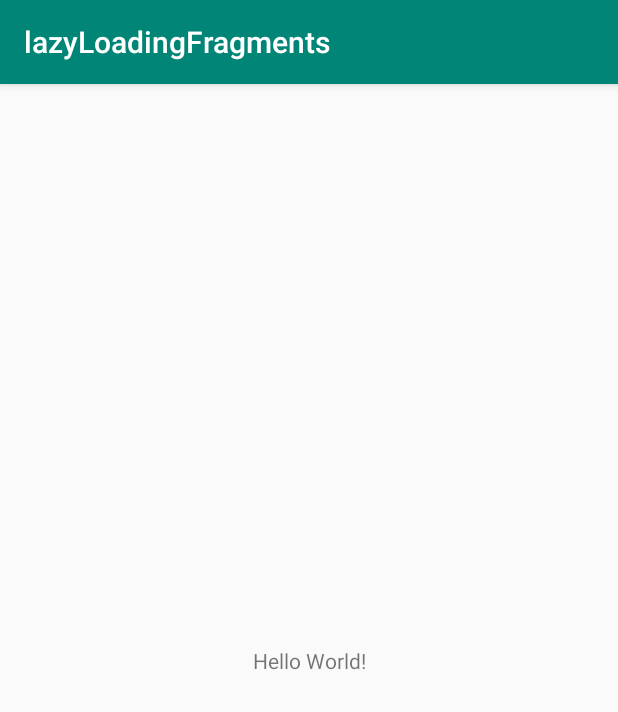
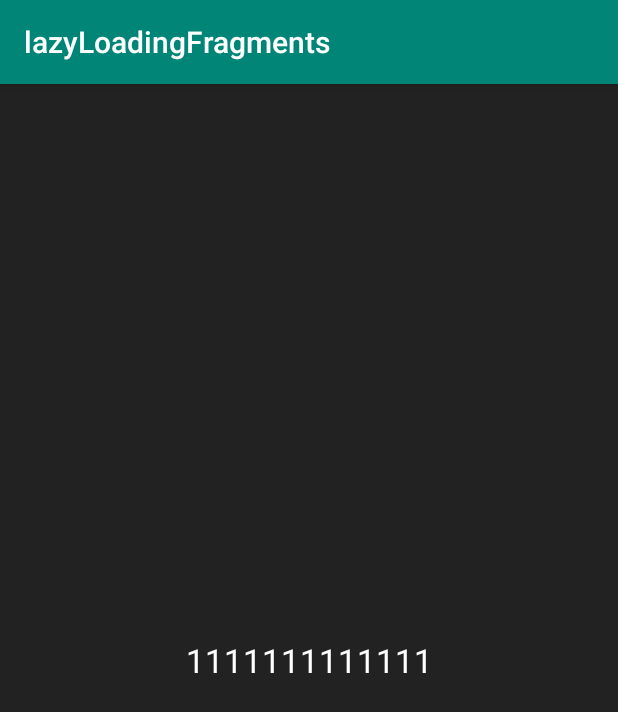
Before and after one commit to 13217300237/ViewPagerKeng, an Android app: the screen it shows after launch (MainActivity), on a phone screen of 412 x 824 dp. Shown: the top 712 px of the screen. Run offline under Robolectric (Android 15) with nearby library versions, the phone set to English and light mode, and no system bars.

Commit message:
增加FragmentPagerAdapter

```diff
--- /dev/null
+++ b/lazyloadingfragments/src/main/java/study/hank/com/lazyloadingfragments/BaseFragment.java
@@ -0,0 +1,70 @@
+package study.hank.com.lazyloadingfragments;
+
+import android.content.Context;
+import android.os.Bundle;
+import android.support.annotation.NonNull;
+import android.support.annotation.Nullable;
+import android.support.v4.app.Fragment;
+import android.view.LayoutInflater;
+import android.view.View;
+import android.view.ViewGroup;
+
+public abstract class BaseFragment extends Fragment {
+
+    protected abstract int getLayoutId();
+
+    protected abstract void init(View root);
+
+    @Override
+    public void onAttach(Context context) {
+        super.onAttach(context);
+    }
+
+    @Override
+    public void onCreate(@Nullable Bundle savedInstanceState) {
+        super.onCreate(savedInstanceState);
+    }
+
+    @Nullable
+    @Override
+    public View onCreateView(@NonNull LayoutInflater inflater, @Nullable ViewGroup container, @Nullable Bundle savedInstanceState) {
+        View root = inflater.inflate(getLayoutId(), null);
+        init(root);
+        return root;
+    }
+
+    @Override
+    public void onViewCreated(@NonNull View view, @Nullable Bundle savedInstanceState) {
+        super.onViewCreated(view, savedInstanceState);
+    }
+
+    @Override
+    public void onStart() {
+        super.onStart();
+    }
+
+    @Override
+    public void onResume() {
+        super.onResume();
+    }
+
+    @Override
+    public void onPause() {
+        super.onPause();
+    }
+
+    @Override
+    public void onStop() {
+        super.onStop();
+    }
+
+    @Override
+    public void onDestroy() {
+        super.onDestroy();
+    }
+
+    @Override
+    public void onDetach() {
+        super.onDetach();
+    }
+}
--- /dev/null
+++ b/lazyloadingfragments/src/main/java/study/hank/com/lazyloadingfragments/Fragment001.java
@@ -0,0 +1,28 @@
+package study.hank.com.lazyloadingfragments;
+
+import android.os.Bundle;
+import android.view.View;
+import android.widget.TextView;
+
+public class Fragment001 extends BaseFragment {
+
+    public static Fragment001 newInstance(String text) {
+        Bundle args = new Bundle();
+        args.putString("text", text);
+        Fragment001 fragment = new Fragment001();
+        fragment.setArguments(args);
+        return fragment;
+    }
+
+    @Override
+    protected int getLayoutId() {
+        return R.layout.fragment_001;
+    }
+
+    @Override
+    protected void init(View root) {
+        TextView tv = root.findViewById(R.id.tv);
+        String text = getArguments().getString("text");
+        tv.setText(text);
+    }
+}
--- /dev/null
+++ b/lazyloadingfragments/src/main/java/study/hank/com/lazyloadingfragments/Fragment002.java
@@ -0,0 +1,27 @@
+package study.hank.com.lazyloadingfragments;
+
+import android.os.Bundle;
+import android.view.View;
+import android.widget.TextView;
+
+public class Fragment002 extends BaseFragment {
+
+    public static Fragment002 newInstance(String text) {
+        Bundle args = new Bundle();
+        args.putString("text",text);
+        Fragment002 fragment = new Fragment002();
+        fragment.setArguments(args);
+        return fragment;
+    }
+
+    @Override
+    protected int getLayoutId() {
+        return R.layout.fragment_002;
+    }
+
+    @Override
+    protected void init(View root) {
+        TextView tv = root.findViewById(R.id.tv);
+        tv.setText(getArguments().getString("text"));
+    }
+}
--- a/lazyloadingfragments/src/main/java/study/hank/com/lazyloadingfragments/MainActivity.java
+++ b/lazyloadingfragments/src/main/java/study/hank/com/lazyloadingfragments/MainActivity.java
@@ -1,13 +1,33 @@
 package study.hank.com.lazyloadingfragments;
 
+import android.os.Bundle;
+import android.support.v4.view.ViewPager;
 import android.support.v7.app.AppCompatActivity;
-import android.os.Bundle;
 
+import java.util.ArrayList;
+import java.util.List;
+
+/**
+ * Fragment+ViewPager懒加载实现机制
+ */
 public class MainActivity extends AppCompatActivity {
+
+    private ViewPager vp;
 
     @Override
     protected void onCreate(Bundle savedInstanceState) {
         super.onCreate(savedInstanceState);
         setContentView(R.layout.activity_main);
+
+        List<MyAdapter.Data> data = new ArrayList<>();
+        data.add(new MyAdapter.Data("1111111111111"));
+        data.add(new MyAdapter.Data("2222222222222"));
+        data.add(new MyAdapter.Data("3333333333333"));
+        data.add(new MyAdapter.Data("4444444444444"));
+
+        vp = findViewById(R.id.vp);
+        MyAdapter adapter = new MyAdapter(this, getSupportFragmentManager(), data);
+        vp.setAdapter(adapter);
+
     }
 }
--- /dev/null
+++ b/lazyloadingfragments/src/main/java/study/hank/com/lazyloadingfragments/MyAdapter.java
@@ -0,0 +1,53 @@
+package study.hank.com.lazyloadingfragments;
+
+import android.content.Context;
+import android.support.v4.app.Fragment;
+import android.support.v4.app.FragmentManager;
+import android.support.v4.app.FragmentPagerAdapter;
+
+import java.util.List;
+
+/**
+ *
+ */
+public class MyAdapter extends FragmentPagerAdapter {
+
+    private List<Data> dataList;
+    private Context context;
+
+    public MyAdapter(Context context, FragmentManager fm, List<Data> dataList) {
+        super(fm);
+        this.context = context;
+        this.dataList = dataList;
+    }
+
+    @Override
+    public Fragment getItem(int i) {
+        switch (i) {
+            case 0:
+                return Fragment001.newInstance(dataList.get(i).text);
+            case 1:
+                return Fragment002.newInstance(dataList.get(i).text);
+            case 2:
+                return Fragment003.newInstance(dataList.get(i).text);
+            case 3:
+                return Fragment004.newInstance(dataList.get(i).text);
+            default:
+                break;
+        }
+        return null;
+    }
+
+    @Override
+    public int getCount() {
+        return dataList == null ? 0 : dataList.size();
+    }
+
+    public static class Data {
+        String text;
+
+        public Data(String text) {
+            this.text = text;
+        }
+    }
+}
--- a/lazyloadingfragments/src/main/res/layout/activity_main.xml
+++ b/lazyloadingfragments/src/main/res/layout/activity_main.xml
@@ -1,18 +1,13 @@
 <?xml version="1.0" encoding="utf-8"?>
 <android.support.constraint.ConstraintLayout xmlns:android="http://schemas.android.com/apk/res/android"
-    xmlns:app="http://schemas.android.com/apk/res-auto"
     xmlns:tools="http://schemas.android.com/tools"
     android:layout_width="match_parent"
     android:layout_height="match_parent"
     tools:context=".MainActivity">
 
-    <TextView
-        android:layout_width="wrap_content"
-        android:layout_height="wrap_content"
-        android:text="Hello World!"
-        app:layout_constraintBottom_toBottomOf="parent"
-        app:layout_constraintLeft_toLeftOf="parent"
-        app:layout_constraintRight_toRightOf="parent"
-        app:layout_constraintTop_toTopOf="parent" />
+    <android.support.v4.view.ViewPager
+        android:id="@+id/vp"
+        android:layout_width="match_parent"
+        android:layout_height="match_parent"></android.support.v4.view.ViewPager>
 
 </android.support.constraint.ConstraintLayout>
--- /dev/null
+++ b/lazyloadingfragments/src/main/res/layout/fragment_001.xml
@@ -0,0 +1,21 @@
+<?xml version="1.0" encoding="utf-8"?>
+<android.support.constraint.ConstraintLayout xmlns:android="http://schemas.android.com/apk/res/android"
+    xmlns:app="http://schemas.android.com/apk/res-auto"
+    android:layout_width="match_parent"
+    android:layout_height="match_parent"
+    android:background="#222222">
+
+    <TextView
+        android:id="@+id/tv"
+        android:layout_width="wrap_content"
+        android:layout_height="wrap_content"
+        android:padding="10dp"
+        android:text="我是Fragment1"
+        android:textColor="#ffffff"
+        android:textSize="22sp"
+        app:layout_constraintBottom_toBottomOf="parent"
+        app:layout_constraintLeft_toLeftOf="parent"
+        app:layout_constraintRight_toRightOf="parent"
+        app:layout_constraintTop_toTopOf="parent" />
+
+</android.support.constraint.ConstraintLayout>
```
Also changed, not shown: lazyloadingfragments/src/main/java/study/hank/com/lazyloadingfragments/Fragment003.java (added, +27 -0 lines), lazyloadingfragments/src/main/java/study/hank/com/lazyloadingfragments/Fragment004.java (added, +27 -0 lines), lazyloadingfragments/src/main/res/layout/fragment_002.xml (added, +21 -0 lines), lazyloadingfragments/src/main/res/layout/fragment_003.xml (added, +21 -0 lines), lazyloadingfragments/src/main/res/layout/fragment_004.xml (added, +21 -0 lines).
